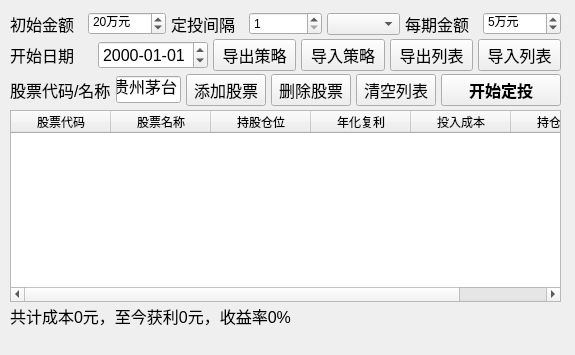
victor647/QuantumStockTrade, file QtDesign/ScheduledInvestment.ui: the form before one commit.
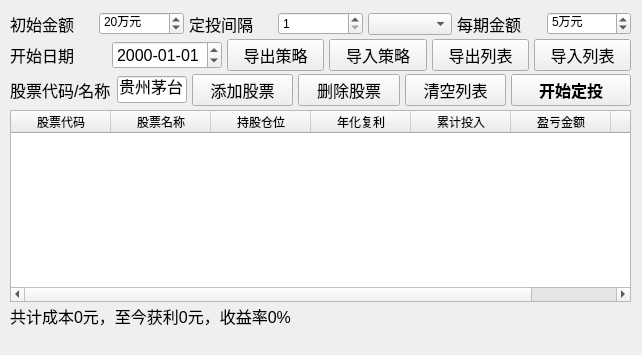
The form after the commit.

The edit to the form file:
```diff
--- a/QtDesign/ScheduledInvestment.ui
+++ b/QtDesign/ScheduledInvestment.ui
@@ -6,7 +6,7 @@
    <rect>
     <x>0</x>
     <y>0</y>
-    <width>575</width>
+    <width>642</width>
     <height>355</height>
    </rect>
   </property>
@@ -19,7 +19,7 @@
      <rect>
       <x>10</x>
       <y>110</y>
-      <width>551</width>
+      <width>621</width>
       <height>192</height>
      </rect>
     </property>
@@ -48,12 +48,17 @@
     </column>
     <column>
      <property name="text">
-      <string>投入成本</string>
+      <string>累计投入</string>
      </property>
     </column>
     <column>
      <property name="text">
-      <string>持仓盈亏</string>
+      <string>盈亏金额</string>
+     </property>
+    </column>
+    <column>
+     <property name="text">
+      <string>盈亏比例</string>
      </property>
     </column>
    </widget>
@@ -81,7 +86,7 @@
      <rect>
       <x>10</x>
       <y>9</y>
-      <width>551</width>
+      <width>621</width>
       <height>103</height>
      </rect>
     </property>
@@ -158,7 +163,7 @@
           <number>1</number>
          </property>
          <property name="maximum">
-          <number>10</number>
+          <number>50</number>
          </property>
         </widget>
        </item>
```
Left out of the diff: 19 changed lines with no effect on the pictures.
